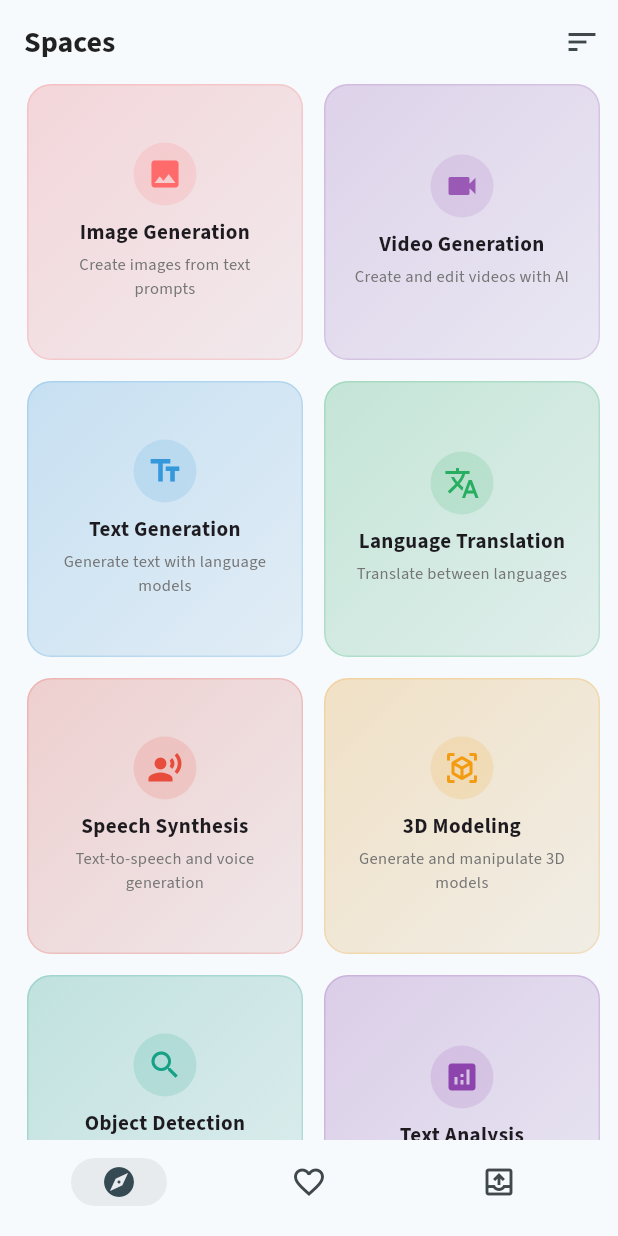
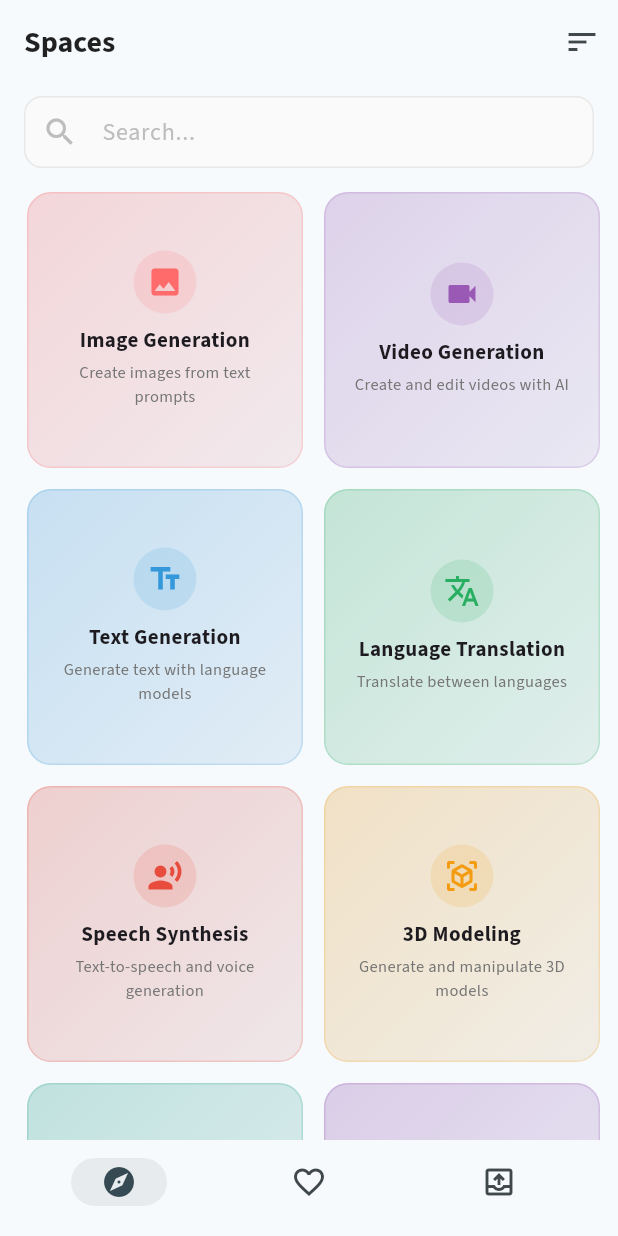
Before and after one commit to gradio-app/gradio-mobile-app, a Flutter app: the screen it shows after launch, on a phone screen of 412 x 824 dp. Run offline on Flutter 3.47's test engine with Material 3 defaults, Android fonts, the phone set to English and light mode, and no system bars; our stand-ins replace dio, flutter_secure_storage, google_fonts, open_filex, share_plus, shared_preferences and 2 more; missing offline and left inert: flutter_appauth; accounts and stored records are empty.

Commit message:
add search back in and align search input design

```diff
--- a/lib/screens/browse_screen.dart
+++ b/lib/screens/browse_screen.dart
@@ -141,6 +141,20 @@ class _BrowseScreenState extends State<BrowseScreen> {
   Widget build(BuildContext context) {
     return Scaffold(
       appBar: AppBar(
+        leading: !showSpaceTypes
+            ? IconButton(
+                icon: const Icon(Icons.arrow_back),
+                onPressed: () {
+                  _searchController.clear();
+                  setState(() {
+                    showSpaceTypes = true;
+                    isSearching = false;
+                    spaces = [];
+                    error = null;
+                  });
+                },
+              )
+            : null,
         title: Text(
           'Spaces',
           style: GoogleFonts.sourceSans3(
@@ -167,7 +181,68 @@ class _BrowseScreenState extends State<BrowseScreen> {
         ],
       ),
       body: showSpaceTypes
-          ? GridView.builder(
+          ? Column(
+              children: [
+                Padding(
+                  padding: const EdgeInsets.fromLTRB(16, 8, 16, 16),
+                  child: TextField(
+                    controller: _searchController,
+                    onSubmitted: searchSpaces,
+                    decoration: InputDecoration(
+                      hintText: 'Search...',
+                      hintStyle: GoogleFonts.sourceSans3(
+                        color: Colors.grey[400],
+                        fontSize: 16,
+                      ),
+                      prefixIcon: Icon(
+                        Icons.search,
+                        color: Colors.grey[400],
+                      ),
+                      suffixIcon: _searchController.text.isNotEmpty
+                          ? IconButton(
+                              icon: const Icon(Icons.clear),
+                              onPressed: () {
+                                _searchController.clear();
+                                setState(() {
+                                  showSpaceTypes = true;
+                                  isSearching = false;
+                                  spaces = [];
+                                });
+                              },
+                            )
+                          : null,
+                      filled: true,
+                      fillColor: Colors.grey[50],
+                      enabledBorder: OutlineInputBorder(
+                        borderRadius: BorderRadius.circular(12),
+                        borderSide: BorderSide(
+                          color: Colors.grey.withOpacity(0.2),
+                          width: 1,
+                        ),
+                      ),
+                      focusedBorder: OutlineInputBorder(
+                        borderRadius: BorderRadius.circular(12),
+                        borderSide: BorderSide(
+                          color: Colors.grey.withOpacity(0.3),
+                          width: 1,
+                        ),
+                      ),
+                      border: OutlineInputBorder(
+                        borderRadius: BorderRadius.circular(12),
+                        borderSide: BorderSide(
+                          color: Colors.grey.withOpacity(0.2),
+                          width: 1,
+                        ),
+                      ),
+                      contentPadding: const EdgeInsets.symmetric(
+                        horizontal: 16,
+                        vertical: 12,
+                      ),
+                    ),
+                  ),
+                ),
+                Expanded(
+                  child: GridView.builder(
                     padding: const EdgeInsets.fromLTRB(12, 0, 12, 12),
                     gridDelegate: const SliverGridDelegateWithFixedCrossAxisCount(
                       crossAxisCount: 2,
@@ -190,6 +265,9 @@ class _BrowseScreenState extends State<BrowseScreen> {
                         },
                       );
                     },
+                  ),
+                ),
+              ],
             )
           : isLoading
               ? const Center(child: CircularProgressIndicator())
```
Lines whose indentation alone changed are shown as unchanged.
